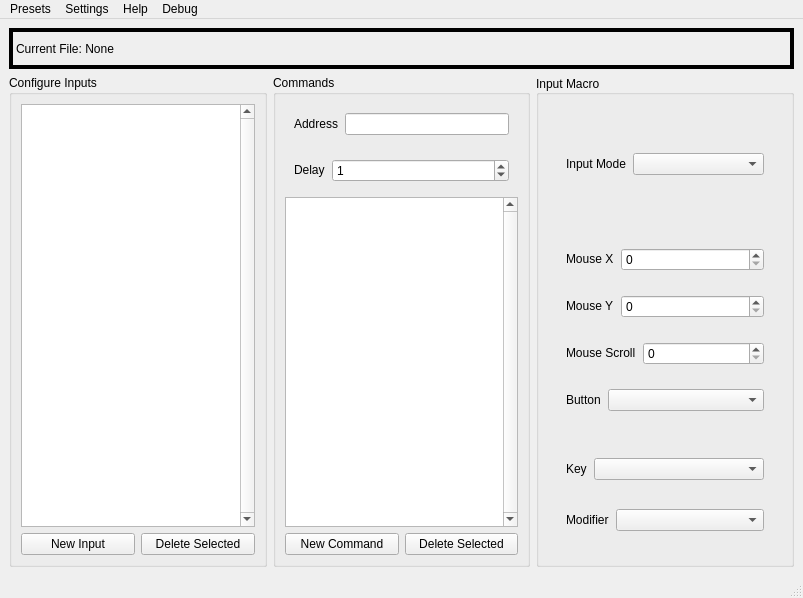
jerry20091103/OpenMacro, file OpenMacro-GUI/App/mainwindow.ui: the form before one commit.
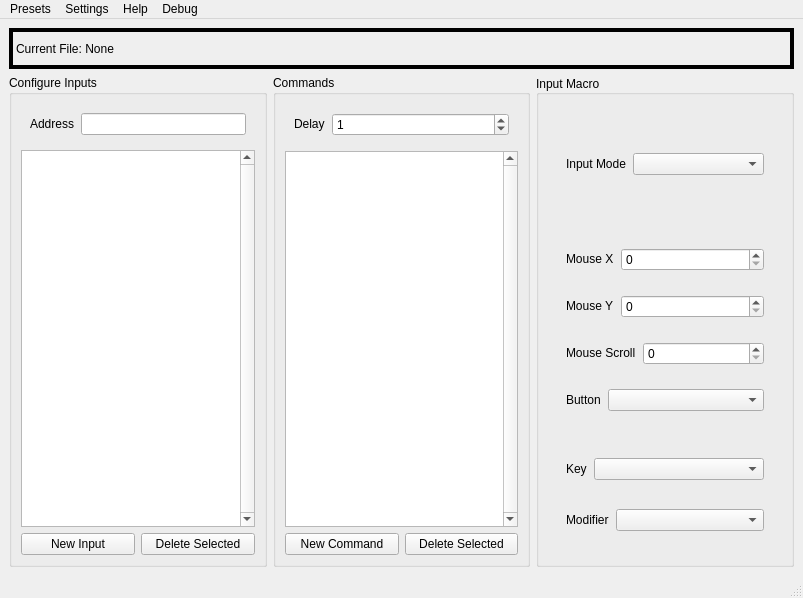
The form after the commit. Custom widgets are drawn as their Qt base class.

Commit message: Adjusted UI layout again

```diff
--- a/OpenMacro-GUI/App/mainwindow.ui
+++ b/OpenMacro-GUI/App/mainwindow.ui
@@ -47,7 +47,42 @@
         <property name="title">
          <string>Configure Inputs</string>
         </property>
-        <layout class="QVBoxLayout" name="verticalLayout_2" stretch="9,1">
+        <layout class="QVBoxLayout" name="verticalLayout_2" stretch="0,9,1">
+         <item>
+          <widget class="QWidget" name="addressForm" native="true">
+           <property name="sizePolicy">
+            <sizepolicy hsizetype="Preferred" vsizetype="Fixed">
+             <horstretch>0</horstretch>
+             <verstretch>0</verstretch>
+            </sizepolicy>
+           </property>
+           <layout class="QHBoxLayout" name="horizontalLayout_12" stretch="0,0">
+            <property name="spacing">
+             <number>7</number>
+            </property>
+            <item>
+             <widget class="QLabel" name="label_9">
+              <property name="sizePolicy">
+               <sizepolicy hsizetype="Fixed" vsizetype="Fixed">
+                <horstretch>0</horstretch>
+                <verstretch>0</verstretch>
+               </sizepolicy>
+              </property>
+              <property name="text">
+               <string>Address</string>
+              </property>
+             </widget>
+            </item>
+            <item>
+             <widget class="QLineEdit" name="addressInput">
+              <property name="maxLength">
+               <number>8</number>
+              </property>
+             </widget>
+            </item>
+           </layout>
+          </widget>
+         </item>
          <item>
           <widget class="InputList" name="inputList">
            <property name="layoutDirection">
@@ -88,41 +123,6 @@
          <string>Commands</string>
         </property>
         <layout class="QVBoxLayout" name="verticalLayout_7">
-         <item>
-          <widget class="QWidget" name="addressForm_2" native="true">
-           <property name="sizePolicy">
-            <sizepolicy hsizetype="Preferred" vsizetype="Fixed">
-             <horstretch>0</horstretch>
-             <verstretch>0</verstretch>
-            </sizepolicy>
-           </property>
-           <layout class="QHBoxLayout" name="horizontalLayout_12" stretch="0,0">
-            <property name="spacing">
-             <number>7</number>
-            </property>
-            <item>
-             <widget class="QLabel" name="label_9">
-              <property name="sizePolicy">
-               <sizepolicy hsizetype="Fixed" vsizetype="Fixed">
-                <horstretch>0</horstretch>
-                <verstretch>0</verstretch>
-               </sizepolicy>
-              </property>
-              <property name="text">
-               <string>Address</string>
-              </property>
-             </widget>
-            </item>
-            <item>
-             <widget class="QLineEdit" name="addressInput">
-              <property name="maxLength">
-               <number>8</number>
-              </property>
-             </widget>
-            </item>
-           </layout>
-          </widget>
-         </item>
          <item>
           <widget class="QWidget" name="mouseXForm_2" native="true">
            <property name="sizePolicy">
```
